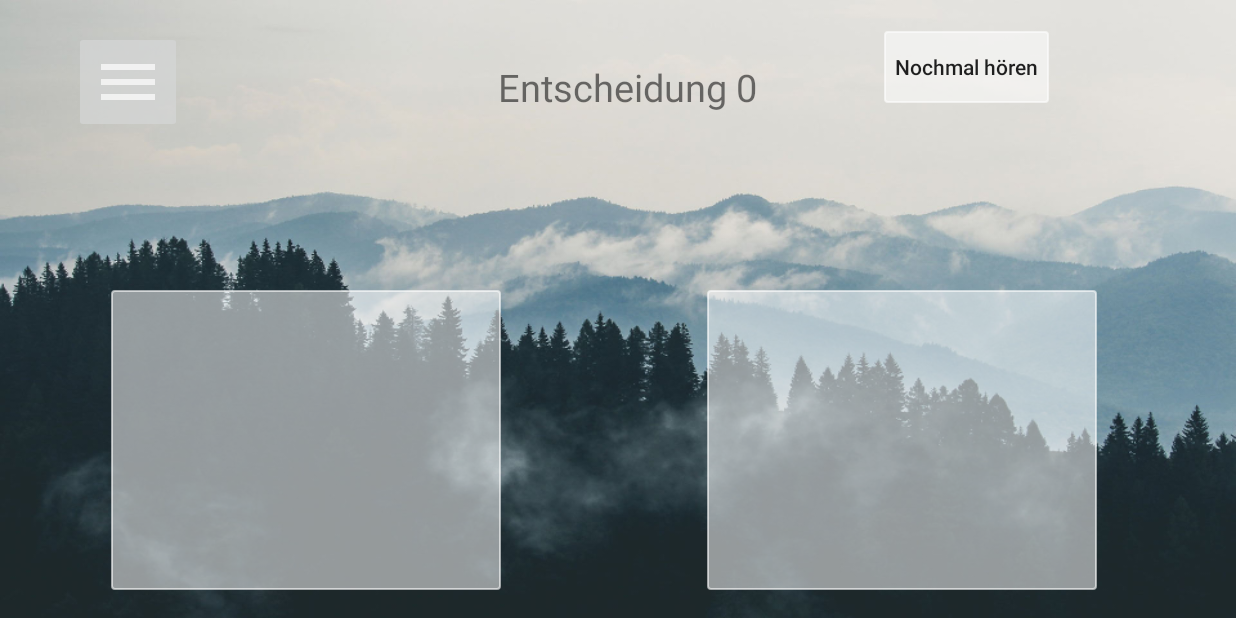
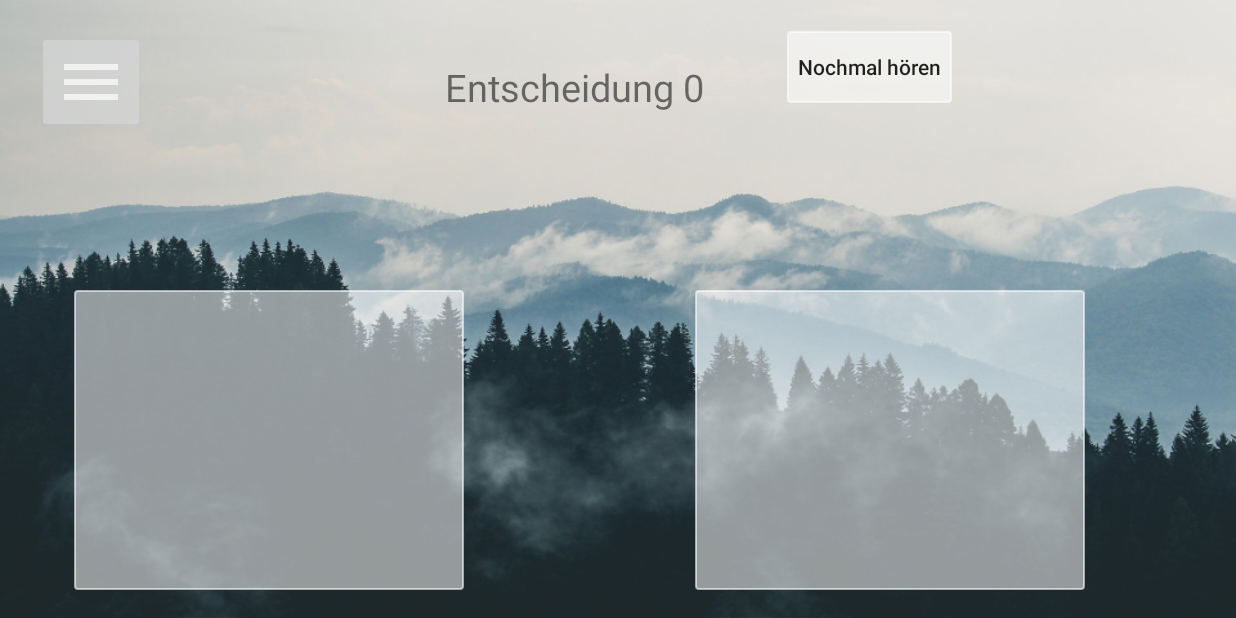
Before and after one commit to 00I00000/InteractiveAudiobookApp, an Android app: the DisplaySlidesActivity screen opened directly, with no data from a screen before it, on a phone screen of 824 x 412 dp (held sideways). Run offline under Robolectric (Android 15) with nearby library versions, the light colour scheme and no system bars; 5 statements that could not run were skipped.

Commit message:
fixed layouts

```diff
--- a/app/src/main/java/interactiveaa/dm/com/interactiveaudiobookapp/DisplaySlidesActivity.java
+++ b/app/src/main/java/interactiveaa/dm/com/interactiveaudiobookapp/DisplaySlidesActivity.java
@@ -1,21 +1,13 @@
 package interactiveaa.dm.com.interactiveaudiobookapp;
 
-import android.Manifest;
-import android.content.BroadcastReceiver;
-import android.content.Context;
 import android.content.Intent;
-import android.content.pm.PackageManager;
-import android.os.Build;
 import android.support.v7.app.AppCompatActivity;
 import android.os.Bundle;
-import android.util.Log;
 import android.view.View;
 import android.view.WindowManager;
 import android.widget.Button;
 import android.widget.TextView;
-import android.widget.Toast;
 
-import java.io.FileOutputStream;
 import java.util.Arrays;
 import java.util.HashSet;
 import java.util.Set;
@@ -45,7 +37,7 @@
     protected void onCreate(Bundle savedInstanceState) {
         super.onCreate(savedInstanceState);
         getWindow().setFlags(WindowManager.LayoutParams.FLAG_FULLSCREEN, WindowManager.LayoutParams.FLAG_FULLSCREEN);
-        setContentView(R.layout.slides);
+        setContentView(R.layout.display_slides_acitivty);
         hideNavBar();
         path = findViewById(R.id.path);
         path.setText("Entscheidung " + Path.pathIdentifier);
--- a/app/src/main/java/interactiveaa/dm/com/interactiveaudiobookapp/PlayAudioActivity.java
+++ b/app/src/main/java/interactiveaa/dm/com/interactiveaudiobookapp/PlayAudioActivity.java
@@ -1,6 +1,5 @@
 package interactiveaa.dm.com.interactiveaudiobookapp;
 
-import android.app.Fragment;
 import android.content.DialogInterface;
 import android.content.Intent;
 import android.graphics.Color;
--- a/app/src/main/res/layout/slides.xml
+++ b/app/src/main/res/layout/display_slides_acitivty.xml
@@ -20,11 +20,10 @@
         android:textAllCaps="false"
         android:layout_width="260sp"
         android:layout_height="200sp"
-
+        android:inputType="textMultiLine"
         android:background="@drawable/button"
         app:layout_constraintLeft_toRightOf="@id/guideline6"
-        app:layout_constraintTop_toBottomOf="@id/guideline5"
-        tools:layout="@layout/right_answer_fragment" />
+        app:layout_constraintTop_toBottomOf="@id/guideline5" />
 
     <Button
         android:id="@+id/rightAnswer"
@@ -33,10 +32,10 @@
         android:layout_height="200sp"
         android:layout_marginLeft="10sp"
         android:layout_marginStart="10sp"
+        android:inputType="textMultiLine"
         android:background="@drawable/button"
         app:layout_constraintLeft_toRightOf="@id/guideline4"
-        app:layout_constraintTop_toBottomOf="@id/guideline5"
-        tools:layout="@layout/left_answer_fragment" />
+        app:layout_constraintTop_toBottomOf="@id/guideline5" />
 
     <TextView
         android:id="@+id/question"
@@ -44,7 +43,7 @@
         android:layout_width="match_parent"
         android:layout_height="80sp"
         android:layout_marginTop="10sp"
-        android:layout_marginLeft="60sp"
+        android:layout_marginLeft="10sp"
         android:layout_marginRight="10sp"
         app:layout_constraintTop_toBottomOf="@id/guideline18"
         app:layout_constraintLeft_toRightOf="@id/guideline6" />
@@ -54,7 +53,6 @@
         android:layout_width="wrap_content"
         android:layout_height="wrap_content"
         android:layout_marginBottom="15sp"
-        android:layout_marginLeft="35sp"
         android:text="@string/path"
         android:textSize="25sp"
         app:layout_constraintBottom_toTopOf="@id/guideline18"
@@ -66,7 +64,7 @@
         android:layout_height="wrap_content"
         android:text="@string/repeat"
         android:textAllCaps="false"
-        android:layout_marginLeft="540sp"
+        android:layout_marginLeft="500sp"
         android:background="@drawable/button"
         app:layout_constraintLeft_toRightOf="@id/guideline3"
         app:layout_constraintTop_toBottomOf="@id/guideline2"/>
@@ -77,7 +75,7 @@
         android:layout_width="wrap_content"
         android:layout_height="wrap_content"
         android:orientation="vertical"
-        app:layout_constraintGuide_percent="0.56" />
+        app:layout_constraintGuide_percent="0.55" />
 
     <android.support.constraint.Guideline
         android:id="@+id/guideline5"
@@ -91,7 +89,7 @@
         android:layout_width="wrap_content"
         android:layout_height="wrap_content"
         android:orientation="vertical"
-        app:layout_constraintGuide_percent="0.09" />
+        app:layout_constraintGuide_percent="0.06" />
 
     <android.support.constraint.Guideline
         android:id="@+id/guideline7"
@@ -112,7 +110,7 @@
         android:layout_width="wrap_content"
         android:layout_height="wrap_content"
         android:orientation="vertical"
-        app:layout_constraintGuide_percent="0.06" />
+        app:layout_constraintGuide_percent="0.03" />
 
     <android.support.constraint.Guideline
         android:id="@+id/guideline18"
```
Also changed, not shown: app/src/main/res/layout/activity_display_slides.xml (deleted, +0 -11 lines), app/src/main/res/layout/game_over_activity.xml (+4 -4 lines), app/src/main/res/layout/left_answer_fragment.xml (deleted, +0 -15 lines), app/src/main/res/layout/right_answer_fragment.xml (deleted, +0 -18 lines).
